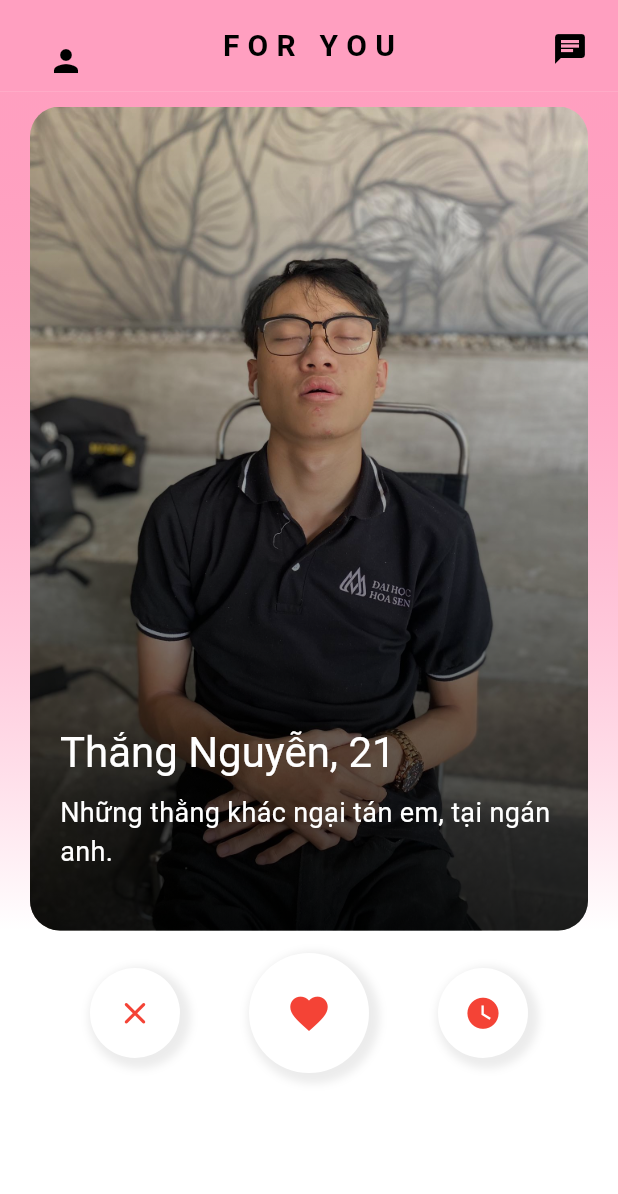
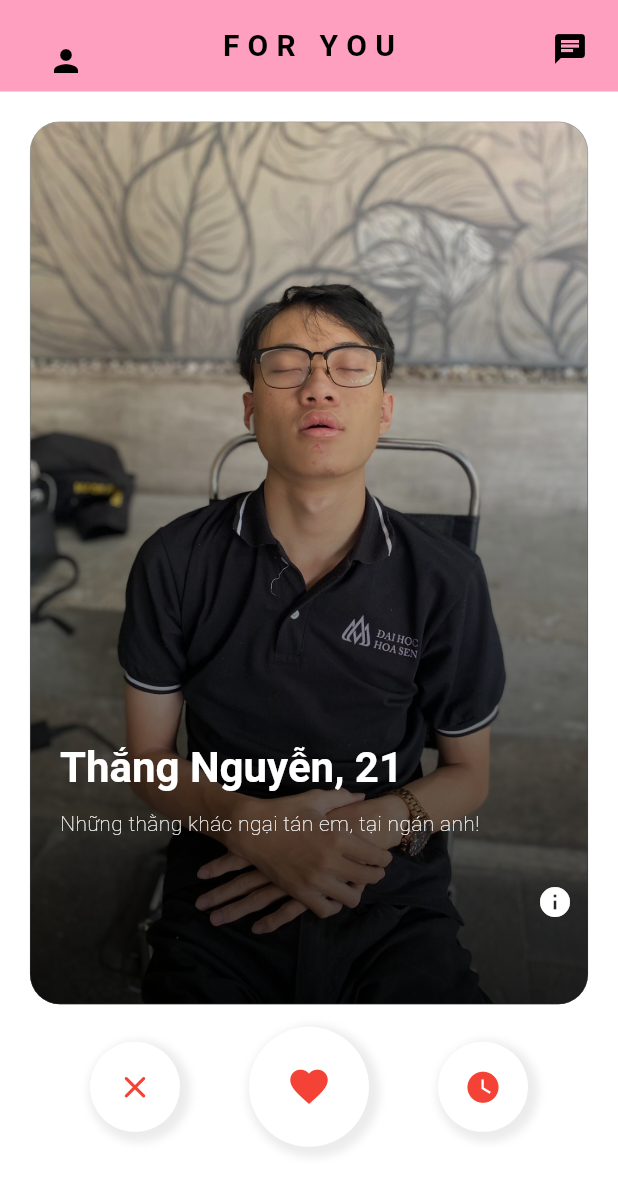
Before and after one commit to th50989/DatingApp, a Flutter app: the HomePage screen opened directly, on a phone screen of 412 x 824 dp. Shown: the top 1194 px of the screen. Run offline on Flutter 3.47's test engine with Material 3 defaults, Android fonts, the phone set to English and light mode, and no system bars; our stand-ins replace bloc, dio, elegant_notification, flutter_bloc, flutter_secure_storage, flutter_svg and 1 more; accounts and stored records are empty; Roboto replaces fonts that are missing (Proxima Nova Bold); project files that could hold a hidden picture were left out.

Commit message:
Update UserCard v1.4

```diff
--- /dev/null
+++ b/lib/Screens/HomePage/Widget/CardProvider/CardProvider.dart
@@ -0,0 +1,15 @@
+import 'package:flutter/material.dart';
+
+class CardProvider extends ChangeNotifier {
+  Offset _position = Offset.zero;
+  Offset get position => _position;
+
+  void startPosition(DragStartDetails details) {}
+
+  void updatePosition(DragUpdateDetails details) {
+    _position += details.delta;
+    notifyListeners();
+  }
+
+  void endPosition() {}
+}
--- a/lib/Screens/HomePage/Widget/UserCard.dart
+++ b/lib/Screens/HomePage/Widget/UserCard.dart
@@ -6,24 +6,14 @@ class UserCard extends StatelessWidget {
   @override
   Widget build(BuildContext context) {
     return Container(
-      decoration: BoxDecoration(
-        gradient: LinearGradient(
-          begin: Alignment.topCenter,
-          end: Alignment.bottomCenter,
-          colors: [
-            Colors.pinkAccent.withOpacity(0.5), // Màu hồng nhạt
-            Colors.white, // Màu trắng
-          ],
-        ),
-      ),
       child: Padding(
         padding: const EdgeInsets.only(
-          top: 10,
+          top: 20,
           left: 20,
           right: 20,
         ),
         child: SizedBox(
-          height: MediaQuery.of(context).size.height / 1.5,
+          height: MediaQuery.of(context).size.height / 1.4,
           width: MediaQuery.of(context).size.width,
           child: Stack(
             children: [
@@ -33,6 +23,18 @@ class UserCard extends StatelessWidget {
                       image: AssetImage("assets/images/usercard.jpg"),
                       fit: BoxFit.cover),
                   borderRadius: BorderRadius.circular(20.0),
+                  border: Border.all(
+                    width: 0.5,
+                    color: Colors.grey
+                  ),
+                  boxShadow: [
+                    BoxShadow(
+                      color: Colors.white, // Màu của bóng
+                      offset: Offset(0, 1), // Độ dịch chuyển ngang và dọc của bóng
+                      blurRadius: 8, // Độ mờ của bóng
+                      spreadRadius: 5, // Phạm vi của bóng
+                    ),
+                  ]
                 ),
               ),
               Container(
@@ -65,22 +67,43 @@ class UserCard extends StatelessWidget {
                             .headlineMedium!
                             .copyWith(
                               color: Colors.white,
+                              fontWeight: FontWeight.bold
                             ),
+
                       ),
                     ),
                     const SizedBox(height: 10), // Khoảng cách giữa các dòng
                     const Padding(
                       padding: EdgeInsets.only(
+                          bottom: 20,
                           left: 20), // Tạo khoảng cách lề trái 20 đơn vị
                       child: Text(
-                        'Những thằng khác ngại tán em, tại ngán anh.',
+                        'Những thằng khác ngại tán em, tại ngán anh!',
+                        overflow: TextOverflow.ellipsis,
                         style: TextStyle(
-                          fontSize: 18,
+                          fontSize: 14,
                           color: Colors.white,
-                          fontWeight: FontWeight.normal,
+                          fontWeight: FontWeight.w200
                         ),
                       ),
                     ),
+                    Container(
+                      child: Padding(
+                        padding: const EdgeInsets.all(10.0),
+                        child: Row(
+                          mainAxisAlignment: MainAxisAlignment.spaceBetween,
+                          children: [
+                            SizedBox(
+                              height: 10,
+                            ),
+                            Icon(
+                              Icons.info,
+                              color: Colors.white,
+                            )
+                          ],
+                        ),
+                      ),
+                    )
                   ],
                 ),
               )
```
Also changed, not shown: lib/Screens/Profile/Widgets/InfoTextBox.dart (line endings or trailing spaces).
